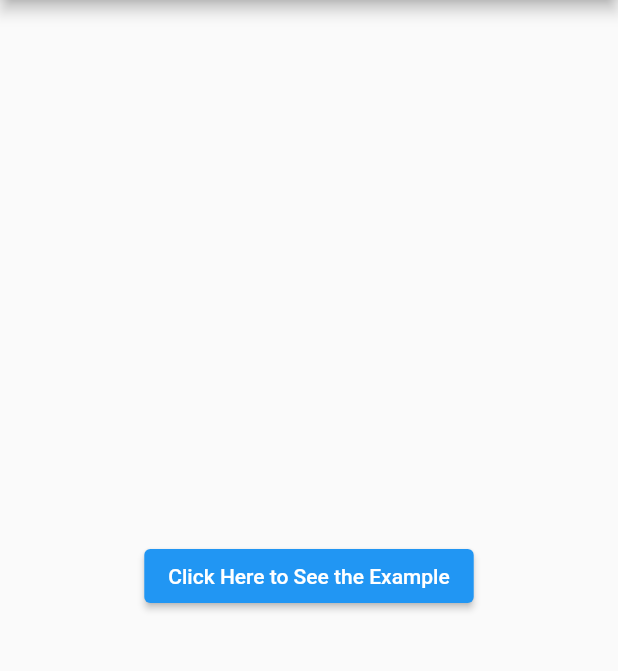
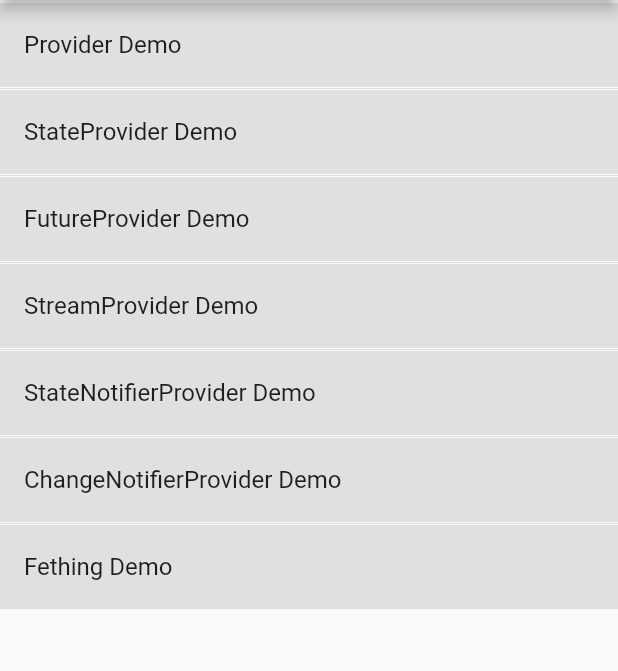
Before and after one commit to SomnathTiwari/flutter_riverpod_tut, a Flutter app: the screen it shows after launch, on a phone screen of 412 x 824 dp, the part 84-755 px from its top. Run offline on Flutter 3.47's test engine with Material 2 defaults, Android fonts, the phone set to English and light mode, and no system bars; our stand-ins replace flutter_riverpod.

Commit message:
Added All example in the list format & added dispose in provider of fetching data

```diff
--- a/lib/fetching_data_demo/state/fetch_data_demo_state.dart
+++ b/lib/fetching_data_demo/state/fetch_data_demo_state.dart
@@ -20,7 +20,8 @@ class ErrorState extends UserState {
   ErrorState(this.message);
 }
 
-final fetchProvider = StateNotifierProvider<FetchNotifier, UserState>(
+final fetchProvider =
+    StateNotifierProvider.autoDispose<FetchNotifier, UserState>(
   (ref) => FetchNotifier(),
 );
 
--- a/lib/main.dart
+++ b/lib/main.dart
@@ -1,3 +1,5 @@
+import 'dart:math';
+
 import 'package:flutter/material.dart';
 import 'package:flutter_riverpod/flutter_riverpod.dart';
 import 'package:flutter_riverpod_tut/all_provider_demo/future_provider_demo/future_provider_demo.dart';
@@ -39,18 +41,43 @@ class MyHomePage extends StatelessWidget {
         title: const Text("RiverPod Tutorial"),
         centerTitle: true,
       ),
-      body: Center(
-        child: ElevatedButton(
-          onPressed: () {
-            Navigator.push(
+      body: ListView.separated(
+        padding: const EdgeInsets.symmetric(vertical: 2),
+        itemCount: proj.length,
+        itemBuilder: (BuildContext context, int index) {
+          final projs = proj[index];
+          return ListTile(
+            tileColor: Colors.grey.shade300,
+            title: Text(projs.title),
+            onTap: () async {
+              await Navigator.push(
                 context,
                 MaterialPageRoute(
-                  builder: (context) => const FetchingDemo(),
-                ));
-          },
-          child: const Text("Click Here to See the Example"),
-        ),
+                  builder: (context) => projs.navigateTo,
+                ),
+              );
+            },
+          );
+        },
+        separatorBuilder: (context, index) => const Divider(height: 2),
       ),
     );
   }
 }
+
+List<Proj> proj = [
+  Proj('Provider Demo', const ProviderDemo()),
+  Proj('StateProvider Demo', const StateProviderDemo()),
+  Proj('FutureProvider Demo', const FutureProviderDemo()),
+  Proj('StreamProvider Demo', const StreamProviderDemo()),
+  Proj('StateNotifierProvider Demo', const StateNotifierProviderDemo()),
+  Proj('ChangeNotifierProvider Demo', const ChangeNotifierProviderDemo()),
+  Proj('Fething Demo', const FetchingDemo()),
+];
+
+class Proj {
+  final String title;
+  final Widget navigateTo;
+
+  Proj(this.title, this.navigateTo);
+}
```
